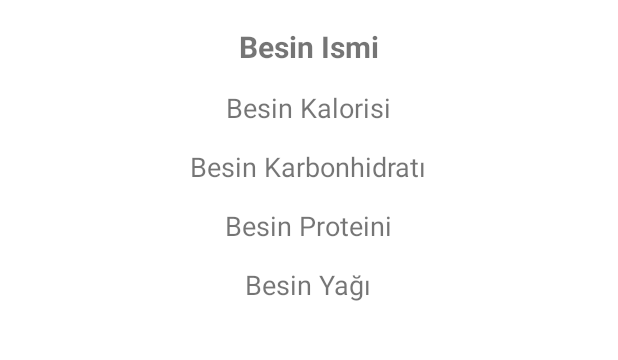
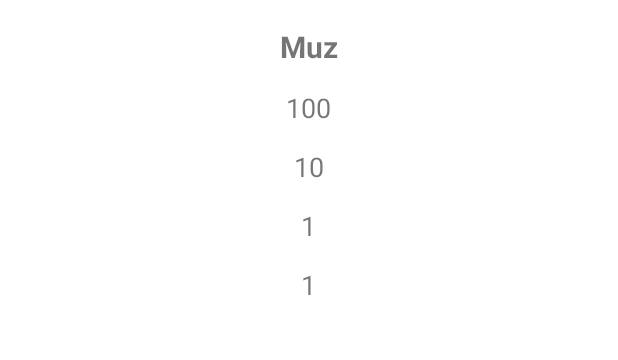
Before and after one commit to MUCUGANG/BesinlerKitabi, an Android app: the BesinDetayiFragment screen opened through its navigation route, on a phone screen of 412 x 824 dp, the part 401-761 px from its top. Run offline under Robolectric (Android 15) with nearby library versions, the phone set to English and light mode, and no system bars; our stand-ins replace data binding.

Commit message:
örnek olarak verdiğimiz besinleri sileceğiz ve internetten çekme işlemine başlıyacağız

```diff
--- a/app/build.gradle
+++ b/app/build.gradle
@@ -48,6 +48,8 @@ android {
 
         def navVersion = '2.5.3'
         def lifecycle_version = "2.6.1"
+        def retrofit_version = "2.9.0"
+
 
 
 
@@ -64,7 +66,8 @@ android {
         implementation "androidx.navigation:navigation-ui-ktx:$navVersion"
         implementation "androidx.swiperefreshlayout:swiperefreshlayout:1.1.0"
         implementation("androidx.lifecycle:lifecycle-viewmodel-ktx:$lifecycle_version")
-
+        implementation 'com.squareup.retrofit2:adapter-rxjava2:2.9.0'
+        implementation 'com.squareup.retrofit2:converter-gson:2.9.0'
 
 
 
--- a/app/src/main/AndroidManifest.xml
+++ b/app/src/main/AndroidManifest.xml
@@ -1,7 +1,7 @@
 <?xml version="1.0" encoding="utf-8"?>
 <manifest xmlns:android="http://schemas.android.com/apk/res/android"
     xmlns:tools="http://schemas.android.com/tools">
-
+<uses-permission android:name="android.permission.INTERNET"></uses-permission>
     <application
         android:allowBackup="true"
         android:dataExtractionRules="@xml/data_extraction_rules"
--- a/app/src/main/java/com/example/besinlerkitabi/adapter/BesinRecyclerAdapter.kt
+++ b/app/src/main/java/com/example/besinlerkitabi/adapter/BesinRecyclerAdapter.kt
@@ -3,9 +3,11 @@ package com.example.besinlerkitabi.adapter
 import android.view.LayoutInflater
 import android.view.View
 import android.view.ViewGroup
+import androidx.navigation.Navigation
 import androidx.recyclerview.widget.RecyclerView
 import com.example.besinlerkitabi.databinding.BesinRecyclerRowBinding
 import com.example.besinlerkitabi.model.Besin
+import com.example.besinlerkitabi.view.BesinListesiFragmentDirections
 
 class BesinRecyclerAdapter (val besinListesi : ArrayList<Besin>):RecyclerView.Adapter<BesinRecyclerAdapter.BesinViewHolder>() {
     class BesinViewHolder(val itemBinding : BesinRecyclerRowBinding) : RecyclerView.ViewHolder(itemBinding.root)
@@ -26,6 +28,12 @@ class BesinRecyclerAdapter (val besinListesi : ArrayList<Besin>):RecyclerView.Ad
         holder.itemBinding.isim.text = besinListesi.get(position).besinIsim
         holder.itemBinding.kalori.text = besinListesi.get(position).besinKalori
         //görsel kısmı eklenecek
+
+        holder.itemView.setOnClickListener { //ilgili görsele tıklandıgında ne olsun demek
+            val action = BesinListesiFragmentDirections.actionBesinListesiFragmentToBesinDetayiFragment(0)
+            Navigation.findNavController(it).navigate(action)
+        }
+
     }
     fun besinListesiniGuncelle(yeniBesinListesi: List<Besin>){//bu fonsiyonla listeye yeni birşey eklenirse yenilenecek
         besinListesi.clear()
--- a/app/src/main/java/com/example/besinlerkitabi/model/Besin.kt
+++ b/app/src/main/java/com/example/besinlerkitabi/model/Besin.kt
@@ -1,9 +1,19 @@
 package com.example.besinlerkitabi.model
 
-data class Besin(val besinIsim: String?,
-                 val besinKalori : String?,
-                 val besinKarbonhidrat : String?,
-                 val besinYag : String?,
-                 val besinGorsel : String?
+import com.google.gson.annotations.SerializedName
+
+data class Besin(
+    @SerializedName("isim")
+    val besinIsim: String?,
+    @SerializedName("kalori")
+    val besinKalori : String?,
+    @SerializedName("karbonhidrat")
+    val besinKarbonhidrat : String?,
+    @SerializedName("yag")
+    val besinYag : String?,
+    @SerializedName("protein")
+    val besinProtein : String,
+    @SerializedName("gorsel")
+    val besinGorsel : String?
 ) {
 }
--- a/app/src/main/java/com/example/besinlerkitabi/view/BesinDetayiFragment.kt
+++ b/app/src/main/java/com/example/besinlerkitabi/view/BesinDetayiFragment.kt
@@ -5,11 +5,16 @@ import androidx.fragment.app.Fragment
 import android.view.LayoutInflater
 import android.view.View
 import android.view.ViewGroup
+import androidx.fragment.app.viewModels
+import androidx.lifecycle.Observer
 import com.example.besinlerkitabi.databinding.FragmentBesinDetayiBinding
 import com.example.besinlerkitabi.model.Besin
+import com.example.besinlerkitabi.viewmodel.BesinDetayiViewModel
+import com.example.besinlerkitabi.viewmodel.BesinListesiViewModel
 
 
 class BesinDetayiFragment : Fragment() {
+    private val viewModel by viewModels<BesinDetayiViewModel>()
     private var besinId = 0
     private lateinit var binding:FragmentBesinDetayiBinding
 
@@ -27,16 +32,33 @@ class BesinDetayiFragment : Fragment() {
         binding = FragmentBesinDetayiBinding.inflate(layoutInflater)
         return binding.root
         //return inflater.inflate(R.layout.fragment_besin_detayi, container, false)
+
+
+
     }
 
     override fun onViewCreated(view: View, savedInstanceState: Bundle?) {
         super.onViewCreated(view, savedInstanceState)
+        viewModel.roomVerisiniAl()
 
     arguments?.let {
         besinId = BesinDetayiFragmentArgs.fromBundle(it).besinId
         println(besinId)
     }
 
+        observeLiveData()
 
     }
+    fun observeLiveData(){
+        viewModel.besinLiveData.observe(viewLifecycleOwner, Observer {besin ->
+        besin?.let {
+            binding.besinIsim.text  = it.besinIsim
+            binding.besinKalori.text = it.besinKalori
+            binding.besinProtein.text = it.besinProtein
+            binding.besinYag.text = it.besinYag
+            binding.besinKarbonhidrat.text = it.besinKarbonhidrat
+        }
+
+        })
+    }
 }
--- a/app/src/main/java/com/example/besinlerkitabi/view/BesinListesiFragment.kt
+++ b/app/src/main/java/com/example/besinlerkitabi/view/BesinListesiFragment.kt
@@ -56,6 +56,7 @@ class BesinListesiFragment : Fragment() {
             hata?.let {
                 if (it){
                     binding.besinHataMesaji.visibility = View.VISIBLE
+                    binding.besinListRecycler.visibility = View.GONE
                 }else{
                     binding.besinHataMesaji.visibility = View.GONE
                 }
--- /dev/null
+++ b/app/src/main/java/com/example/besinlerkitabi/viewmodel/BesinDetayiViewModel.kt
@@ -0,0 +1,16 @@
+package com.example.besinlerkitabi.viewmodel
+
+import androidx.lifecycle.MutableLiveData
+import androidx.lifecycle.ViewModel
+import com.example.besinlerkitabi.model.Besin
+
+class BesinDetayiViewModel : ViewModel() {
+    val besinLiveData = MutableLiveData<Besin>()
+
+    fun roomVerisiniAl(){
+        val muz = Besin("Muz","100","10","1","1","www.test.com")
+        besinLiveData.value = muz
+
+    }
+
+}
--- a/app/src/main/java/com/example/besinlerkitabi/viewmodel/BesinListesiViewModel.kt
+++ b/app/src/main/java/com/example/besinlerkitabi/viewmodel/BesinListesiViewModel.kt
@@ -11,17 +11,18 @@ class BesinListesiViewModel : ViewModel() {
 
 
     fun refreshData(){
-        val muz = Besin("Muz","100","10","1","www.test.com")
-        val cilek = Besin("Çilek","200","20","10","www.test.com")
-        val elma = Besin("Elma","300","30","15","www.test.com")
+        val muz = Besin("Muz","100","10","1","5","www.test.com")
+        val cilek = Besin("Çilek","200","20","10","4","www.test.com")
+        val elma = Besin("Elma","300","30","15","3","www.test.com")
 
         val besinlistesi = arrayListOf<Besin>(muz,cilek,elma)
 
         besinler.value  = besinlistesi
         besinHataMesajı.value = false
         besinYukleniyor.value = false
-        //
 
     }
 
+
+
 }
```
Also changed, not shown: app/src/main/java/com/example/besinlerkitabi/servis/BesinAPI.kt (added, +23 -0 lines), app/src/main/java/com/example/besinlerkitabi/servis/BesinAPIServis.kt (added, +26 -0 lines).
